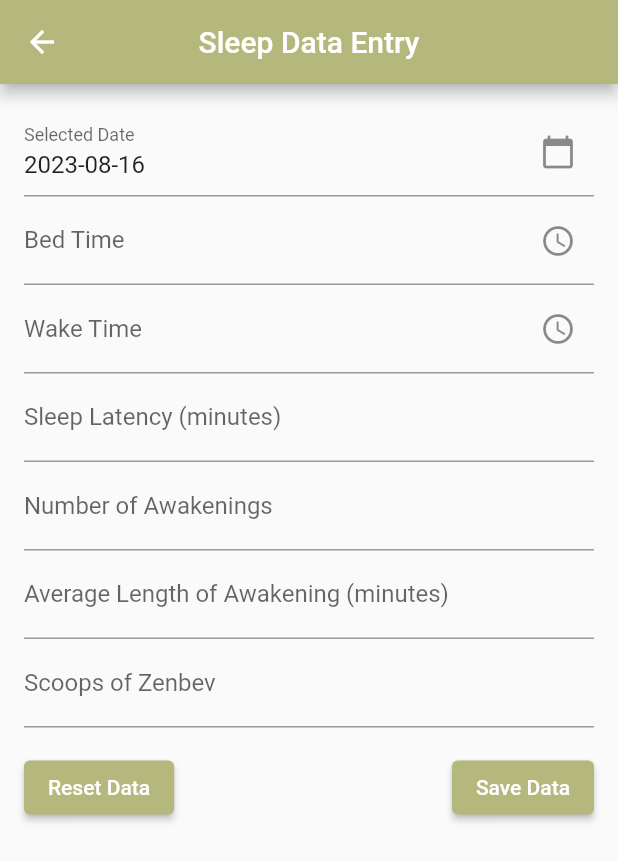
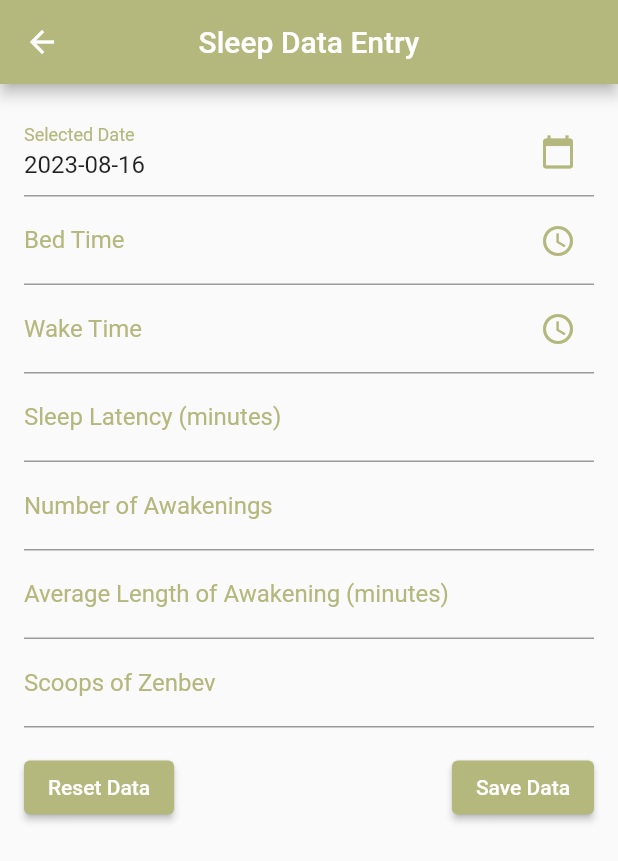
Before and after one commit to MindCrew-Technologies-Pvt-Ltd/Doctor_Sleep_MobileApp-, a Flutter app: the HomeScreen screen opened directly, after a tap on an icon or button, on a phone screen of 412 x 824 dp. Shown: the top 861 px of the screen. Run offline on Flutter 3.47's test engine with Material 2 defaults, Android fonts, the phone set to English and light mode, and no system bars; our stand-ins replace fl_chart, sqflite; accounts and stored records are empty.

```diff
--- a/lib/Screens/home.dart
+++ b/lib/Screens/home.dart
@@ -37,7 +37,7 @@ class HomeScreen extends StatelessWidget {
           ),
           Positioned(
             top: 120.0,
-            left: 28,
+            left: 30,
             child: Center(
               child: Column(
                 crossAxisAlignment: CrossAxisAlignment.start,
@@ -52,13 +52,13 @@ class HomeScreen extends StatelessWidget {
                     crossAxisAlignment: CrossAxisAlignment.start,
                     children: [
                       CircularContainerWithNumber(number: '1', text: Strings.tap1),
-                      SizedBox(height: 10), // Add spacing between the circular containers
+                      SizedBox(height: 15), // Add spacing between the circular containers
                       CircularContainerWithNumber(number: '2', text: Strings.tap2),
-                      SizedBox(height: 10),
+                      SizedBox(height: 15),
                       CircularContainerWithNumber(number: '3', text: Strings.tap3),
                     ],
                   ),
-                  SizedBox(height: 20), // Add spacing between circular container 3 and the button
+                  SizedBox(height: 30), // Add spacing between circular container 3 and the button
                   Row(
                     children: [
                       ElevatedButton(
@@ -73,7 +73,7 @@ class HomeScreen extends StatelessWidget {
                           backgroundColor: MaterialStateProperty.all<Color>(AppColors.secondaryColor),
                         ),
                       ),
-                      SizedBox(width: 20), // Add spacing between Sleep Diary button and the new button
+                      SizedBox(width: 26), // Add spacing between Sleep Diary button and the new button
                       ElevatedButton(
                         onPressed: () {
                           Navigator.push(
@@ -103,7 +103,7 @@ class HomeScreen extends StatelessWidget {
                           backgroundColor: MaterialStateProperty.all<Color>(AppColors.secondaryColor),
                         ),
                       ),
-                      SizedBox(width: 14), // Add spacing between New Button 2 and New Button 3
+                      SizedBox(width: 20), // Add spacing between New Button 2 and New Button 3
                       ElevatedButton(
                         onPressed: () {
                           Navigator.push(
--- a/lib/Screens/sleep_dairy.dart
+++ b/lib/Screens/sleep_dairy.dart
@@ -99,7 +99,7 @@ class _SleepDataEntryScreenState extends State<SleepDataEntryScreen> {
                         builder: (BuildContext context) {
                           return AlertDialog(
                             title: Text('Error'),
-                            content: Text('Cannot insert same date data again.'),
+                            content: Text('Cannot Insert Same Date Data Again.'),
                             actions: [
                               TextButton(
                                 onPressed: () {
@@ -162,11 +162,15 @@ class _SleepDataEntryScreenState extends State<SleepDataEntryScreen> {
       },
       decoration: InputDecoration(
         labelText: 'Selected Date',
+        labelStyle: TextStyle(color: AppColors.primaryColor), // Change label text color
         suffixIcon: IconButton(
           onPressed: () {
             _selectDate(context);
           },
-          icon: Icon(Icons.calendar_today),
+          icon: Icon(Icons.calendar_today, color: AppColors.primaryColor), // Change icon color
+        ),
+        focusedBorder: UnderlineInputBorder(
+          borderSide: BorderSide(color: AppColors.primaryColor), // Change focused border color
         ),
       ),
     );
@@ -176,26 +180,51 @@ class _SleepDataEntryScreenState extends State<SleepDataEntryScreen> {
     return TextFormField(
       decoration: InputDecoration(
         labelText: label,
+        labelStyle: TextStyle(color: AppColors.primaryColor), // Change label text color
         suffixIcon: IconButton(
           onPressed: () {
-            _selectTime(context, time, onChanged, controller); // Pass the controller here
+            _selectTime(context, time, onChanged, controller);
           },
-          icon: Icon(Icons.access_time),
+          icon: Icon(Icons.access_time, color: AppColors.primaryColor), // Change icon color
+        ),
+        focusedBorder: UnderlineInputBorder(
+          borderSide: BorderSide(color: AppColors.primaryColor), // Change focused border color
         ),
       ),
-      controller: controller, // Bind the controller
+      controller: controller,
       readOnly: true,
     );
   }
 
-
   Widget buildTextField(TextEditingController controller, String label) {
     return TextFormField(
       controller: controller,
-      decoration: InputDecoration(labelText: label),
+      decoration: InputDecoration(
+        labelText: label,
+        labelStyle: TextStyle(color: AppColors.primaryColor), // Change label text color
+        focusedBorder: UnderlineInputBorder(
+          borderSide: BorderSide(color: AppColors.primaryColor), // Change focused border color
+        ),
+        // Apply the custom text style here
+        // You can adjust the color and other properties as needed
+        // Example: TextStyle(color: Colors.blue)
+        // Example: TextStyle(color: Color(0xFFE57373))
+        // Example: TextStyle(color: Colors.red, fontSize: 16),
+        // Example: TextStyle(color: Colors.green, fontWeight: FontWeight.bold),
+        // ...
+        // For changing text color, you can use the color property
+        // of the TextStyle class.
+        // For example: TextStyle(color: Colors.blue)
+        // ...
+        // Note: You can also set the text color via the style property
+        // of the TextFormField widget if needed.
+        // Example: style: TextStyle(color: Colors.blue),
+        // ...
+      ),
       keyboardType: TextInputType.number,
     );
   }
+
 
   void _showResetConfirmationDialog() {
     showDialog(
@@ -234,6 +263,17 @@ class _SleepDataEntryScreenState extends State<SleepDataEntryScreen> {
       initialDate: selectedDate,
       firstDate: currentDate, // Set minDate to currentDate
       lastDate: maxDate,
+      builder: (BuildContext context, Widget? child) {
+        return Theme(
+          data: ThemeData.light().copyWith(
+            primaryColor: AppColors.primaryColor, // Change the primary color of the date picker
+            // accentColor: AppColors.primaryColor, // Change the accent color of the date picker
+            colorScheme: ColorScheme.light(primary: AppColors.primaryColor), // Change the color scheme
+            buttonTheme: ButtonThemeData(textTheme: ButtonTextTheme.primary), // Adjust button colors
+          ),
+          child: child!,
+        );
+      },
     );
 
     if (picked != null) {
@@ -246,13 +286,19 @@ class _SleepDataEntryScreenState extends State<SleepDataEntryScreen> {
 
 
 
+
   Future<void> _selectTime(BuildContext context, TimeOfDay currentTime, ValueChanged<TimeOfDay> onChanged, TextEditingController controller) async {
     TimeOfDay? selectedTime = await showTimePicker(
       context: context,
       initialTime: currentTime,
       builder: (BuildContext context, Widget? child) {
-        return MediaQuery(
-          data: MediaQuery.of(context).copyWith(alwaysUse24HourFormat: false), // Force 24-hour format
+        return Theme(
+          data: ThemeData.light().copyWith(
+            primaryColor: AppColors.primaryColor, // Change the primary color of the time picker
+            // accentColor: AppColors.primaryColor, // Change the accent color of the time picker
+            colorScheme: ColorScheme.light(primary: AppColors.primaryColor), // Change the color scheme
+            buttonTheme: ButtonThemeData(textTheme: ButtonTextTheme.primary), // Adjust button colors
+          ),
           child: child!,
         );
       },
@@ -268,4 +314,5 @@ class _SleepDataEntryScreenState extends State<SleepDataEntryScreen> {
     }
   }
 
+
 }
```
Also changed, not shown: lib/Screens/graphs.dart (+27 -3 lines).
